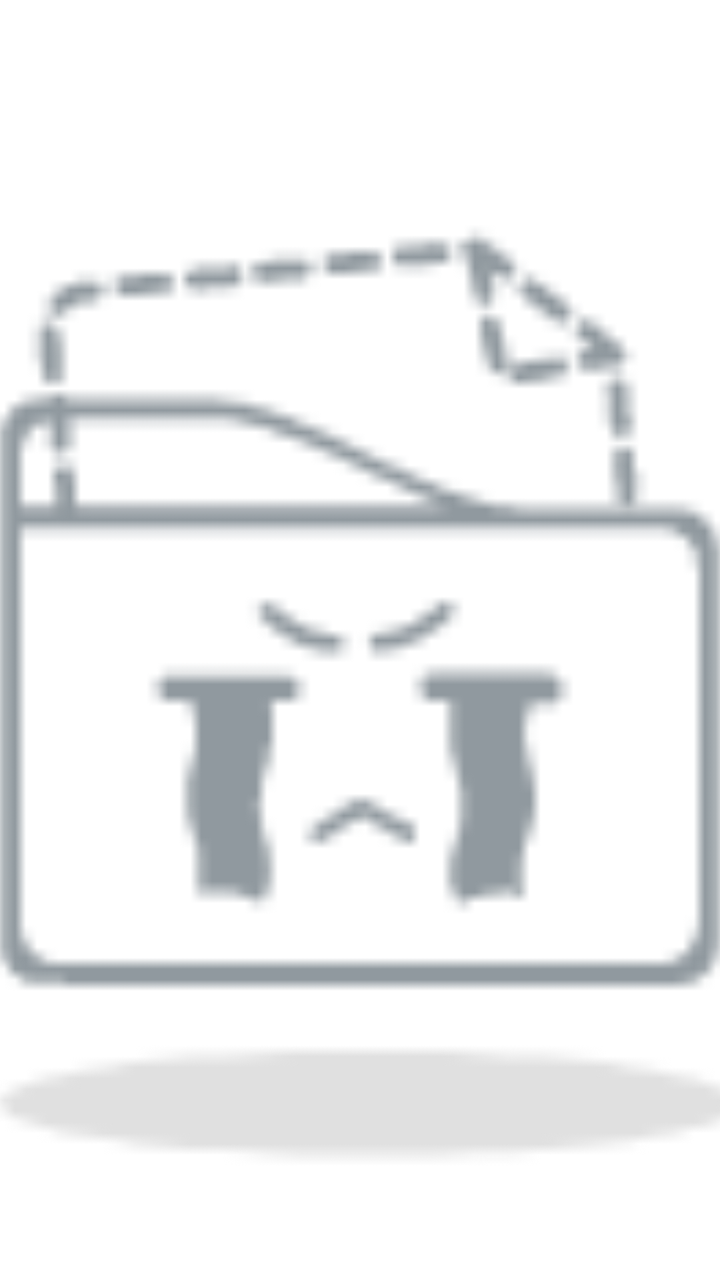
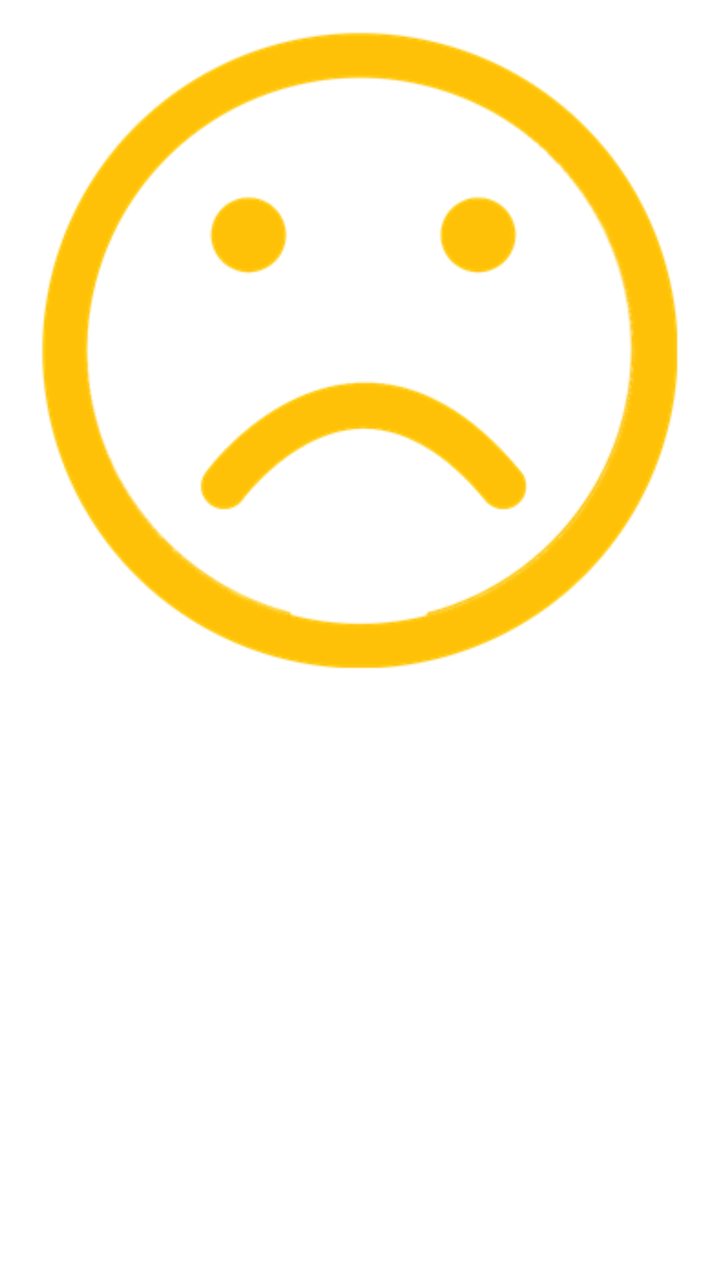

Screens rendered from an Android XML layout before and after an edit, with the pre-edit source and the edit as a unified diff.
<!-- AndroidManifest.xml: application theme AppTheme.NoActionBar -->
<!-- res/layout/loadsir_empty_layout.xml -->
<?xml version="1.0" encoding="utf-8"?>
<FrameLayout xmlns:android="http://schemas.android.com/apk/res/android"
    android:layout_width="match_parent"
    android:layout_height="match_parent">

    <LinearLayout
        android:layout_width="wrap_content"
        android:layout_height="wrap_content"
        android:layout_gravity="center"
        android:gravity="center_horizontal"
        android:orientation="vertical">

        <ImageView
            android:layout_width="@dimen/vs_120"
            android:layout_height="@dimen/vs_120"
            android:src="@drawable/icon_empty" />

        <TextView
            android:layout_width="wrap_content"
            android:layout_height="wrap_content"
            android:layout_marginTop="@dimen/vs_20"
            android:gravity="center"
            android:text="没找到数据"
            android:textColor="@android:color/white"
            android:textSize="@dimen/ts_24" />
    </LinearLayout>

</FrameLayout>
<!-- resources referenced by this layout -->
<resources>
  <dimen name="ts_24">24mm</dimen>
  <dimen name="vs_120">120mm</dimen>
  <dimen name="vs_20">20mm</dimen>
  <!-- drawable icon_empty: png bitmap (drawable, 3762 bytes) -->
  <style name="AppTheme.NoActionBar" parent="AppTheme">
          <item name="android:windowActionBar">false</item>
          <item name="android:windowNoTitle">true</item>
          <item name="windowActionBar">false</item>
          <item name="android:windowFullscreen">true</item>//全屏即无通知栏
          <item name="android:windowContentOverlay">@null</item>//是否有遮盖
          <item name="windowNoTitle">true</item>
          <item name="android:keepScreenOn">true</item>
          
          <item name="android:windowBackground">@android:color/transparent</item>
      </style>
  <style name="AppTheme" parent="Theme.AppCompat.Light.DarkActionBar">
          
          <item name="colorPrimary">@color/color_6200EE</item>
          <item name="colorPrimaryDark">@color/color_3700B3</item>
          <item name="colorAccent">@color/color_03DAC5</item>
      </style>
  <color name="color_6200EE">#6200EE</color>
  <color name="color_3700B3">#3700B3</color>
  <color name="color_03DAC5">#03DAC5</color>
</resources>

<!-- the commit's change to res/layout/loadsir_empty_layout.xml (unified diff, before → after) -->
@@ -11,18 +11,18 @@
         android:orientation="vertical">
 
         <ImageView
-            android:layout_width="@dimen/vs_120"
-            android:layout_height="@dimen/vs_120"
+            android:layout_width="@dimen/vs_60"
+            android:layout_height="@dimen/vs_60"
             android:src="@drawable/icon_empty" />
 
         <TextView
             android:layout_width="wrap_content"
             android:layout_height="wrap_content"
-            android:layout_marginTop="@dimen/vs_20"
+            android:layout_marginTop="@dimen/vs_8"
             android:gravity="center"
-            android:text="没找到数据"
+            android:text="什么也没有找到"
             android:textColor="@android:color/white"
-            android:textSize="@dimen/ts_24" />
+            android:textSize="@dimen/ts_22" />
     </LinearLayout>
 
 </FrameLayout>
<!-- resource entries referenced after the edit -->
@@ -1,19 +1,22 @@
 <!-- resources referenced by this layout -->
 <resources>
-  <dimen name="ts_24">24mm</dimen>
-  <dimen name="vs_120">120mm</dimen>
-  <dimen name="vs_20">20mm</dimen>
-  <!-- drawable icon_empty: png bitmap (drawable, 3762 bytes) -->
+  <dimen name="ts_22">15mm</dimen>
+  <dimen name="vs_60">60mm</dimen>
+  <dimen name="vs_8">8mm</dimen>
+  <!-- drawable icon_empty: png bitmap (drawable, 22381 bytes) -->
   <style name="AppTheme.NoActionBar" parent="AppTheme">
           <item name="android:windowActionBar">false</item>
           <item name="android:windowNoTitle">true</item>
           <item name="windowActionBar">false</item>
-          <item name="android:windowFullscreen">true</item>//全屏即无通知栏
+          <item name="android:windowFullscreen">false</item>//手机版：默认保留状态栏，全屏页面运行时再隐藏
           <item name="android:windowContentOverlay">@null</item>//是否有遮盖
           <item name="windowNoTitle">true</item>
-          <item name="android:keepScreenOn">true</item>
+          
           
           <item name="android:windowBackground">@android:color/transparent</item>
+          
+          <item name="android:statusBarColor">@android:color/transparent</item>
+          <item name="android:windowDrawsSystemBarBackgrounds">true</item>
       </style>
   <style name="AppTheme" parent="Theme.AppCompat.Light.DarkActionBar">
           
